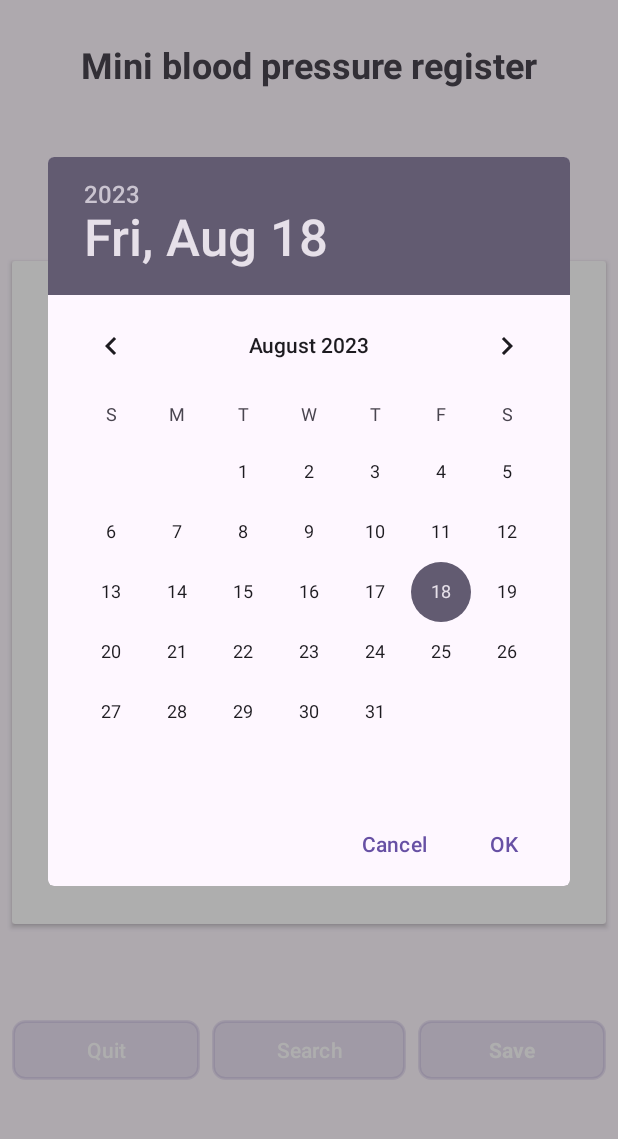
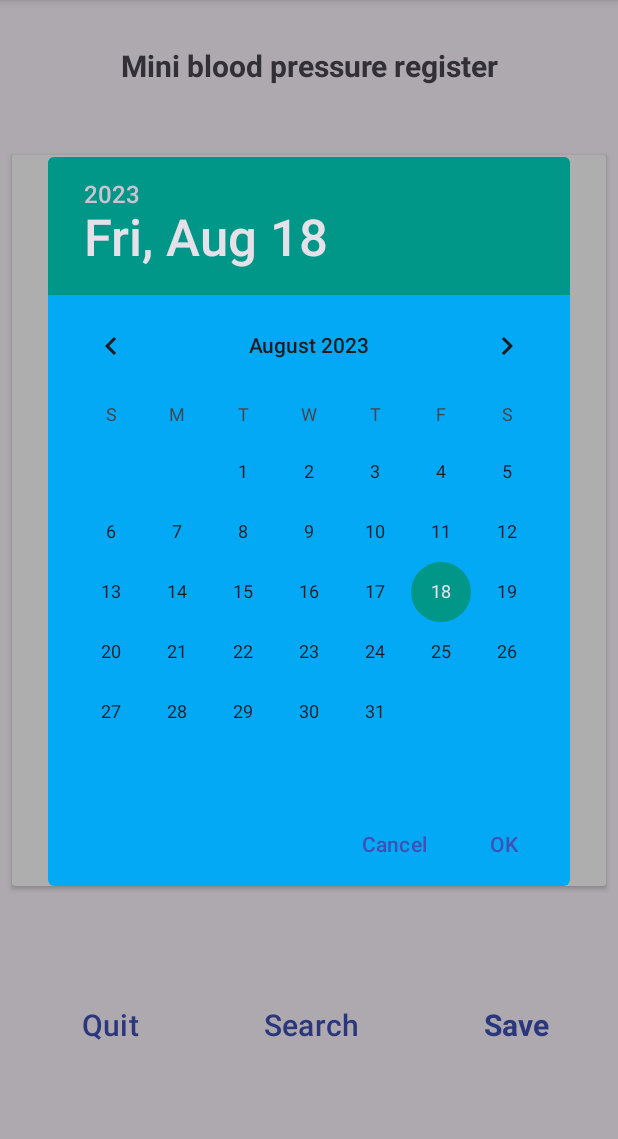
Before and after one commit to huba79/BPRegister, an Android app: the screen it shows after launch (MainActivity), after a tap on an icon or button, on a phone screen of 412 x 824 dp, the part 96-1235 px from its top. Run offline under Robolectric (Android 15) with nearby library versions, the phone set to English and light mode, and no system bars.

Commit message:
Material3 Theme basics

```diff
--- a/app/src/main/java/com/example/bpregister/ui/MainActivity.kt
+++ b/app/src/main/java/com/example/bpregister/MainActivity.kt
@@ -3,23 +3,22 @@ package com.example.bpregister
 import android.app.DatePickerDialog
 import android.app.TimePickerDialog
 import android.icu.util.Calendar
-import androidx.appcompat.app.AppCompatActivity
 import android.os.Bundle
-import android.text.Editable
 import android.util.Log
 import android.view.LayoutInflater
 import android.widget.Toast
+import androidx.appcompat.app.AppCompatActivity
 import com.example.bpregister.databinding.ActivityMainBinding
 import com.example.bpregister.ui.BPItem
-import java.time.LocalDate
 import java.time.LocalDateTime
 import java.time.LocalTime
 import java.time.format.DateTimeFormatter
 
+
 class MainActivity : AppCompatActivity() {
-    lateinit var binding : ActivityMainBinding
-    lateinit var blodPressureDataset : BPItem
-    val repo = BPRepository
+    private lateinit var binding : ActivityMainBinding
+    private lateinit var blodPressureDataset : BPItem
+    private val repo = BPRepository
     override fun onCreate(savedInstanceState: Bundle?) {
         super.onCreate(savedInstanceState)
 
@@ -29,23 +28,23 @@ class MainActivity : AppCompatActivity() {
         val timePickerButton = binding.timePickerButton
 
         val calendar = Calendar.getInstance()
-        var year = calendar.get(Calendar.YEAR)
-        var month = calendar.get(Calendar.MONTH)
-        var day = calendar.get(Calendar.DAY_OF_MONTH)
+        val year = calendar.get(Calendar.YEAR)
+        val month = calendar.get(Calendar.MONTH)
+        val day = calendar.get(Calendar.DAY_OF_MONTH)
 
         var selectedDate = LocalDateTime.now()
         var selectedTime = LocalTime.now()
 
-        datePickerButton.text = "$year/${month+1}/$day"
+        datePickerButton.text = getString(R.string.date_visual_formatter, year, month + 1, day)
 
         timePickerButton.text = selectedDate.format(DateTimeFormatter.ofPattern("HH : mm"))
 
         datePickerButton.setOnClickListener {
             val pickerDialog = DatePickerDialog(this,
-                { view, pYear, pMonth, pDay ->
+                { _, pYear, pMonth, pDay ->
                     run {
                         Log.i("picker", "The selected date is: $pYear-${pMonth+1}-$pDay")
-                        datePickerButton.text = "$pYear-${pMonth+1}-$pDay"
+                        datePickerButton.text = getString(R.string.date_visual_formatter, year, month + 1, day)
 
                         var sMonth =  "${pMonth+ 1}"
                         if((pMonth)<9) {sMonth = "0${pMonth+1}" }
@@ -54,7 +53,7 @@ class MainActivity : AppCompatActivity() {
                         if((pDay)<9) {sDay = "0${pDay}" }
 
                         selectedDate = LocalDateTime.parse("$pYear-$sMonth-${sDay} 00:00",DateTimeFormatter.ofPattern("yyyy-MM-dd HH:mm"))
-                        Log.i("picker", "The date to save is: $pYear-${sMonth}-$sDay")
+                        Log.i("picker", "The date to save is: ${getString(R.string.date_visual_formatter, year, month + 1, day)}")
                     }
                 }, year, month, day
             )
@@ -70,7 +69,7 @@ class MainActivity : AppCompatActivity() {
                 { _,
                   pHour,
                   pMinute -> {
-                    timePickerButton.text = getString(R.string.selected_time, pHour, pMinute)
+                    timePickerButton.text = getString(R.string.time_visual_formatter, pHour, pMinute)
                     selectedTime=LocalTime.of(pHour,pMinute)
                   }
                 },
@@ -109,7 +108,7 @@ class MainActivity : AppCompatActivity() {
     private fun resetCardData(){
         binding.sistolicEdit.text.clear()
         binding.diastholicEdit.text.clear()
-        binding.datePickerButton.text=getText(R.string.date_picker_button_text)
-        binding.timePickerButton.text=getText(R.string.time_picker_button)
+        binding.datePickerButton.text=getText(R.string.date_picker_button_caption)
+        binding.timePickerButton.text=getText(R.string.time_picker_button_caption)
     }
 }
--- a/app/src/main/res/drawable/button_borders.xml
+++ b/app/src/main/res/drawable/button_borders.xml
@@ -4,11 +4,11 @@
         android:bottomRightRadius="8dp"
         android:topLeftRadius="8dp"
         android:topRightRadius="8dp" />
-    <solid android:color="@color/button" />
+<!--    <solid android:color="@android:color/transparent" />-->
 
     <stroke
         android:width="2dp"
-        android:color="@color/button" />
+        android:color="@color/bp_background" />
 
 <!--    <padding-->
 <!--        android:bottom="1dp"-->
--- a/app/src/main/res/drawable/text_borders.xml
+++ b/app/src/main/res/drawable/text_borders.xml
@@ -1,6 +1,6 @@
 <shape xmlns:android="http://schemas.android.com/apk/res/android">
     <corners
         android:radius="@dimen/item_corner_radius" />
-    <solid android:color="@color/accent" />
+<!--    <solid android:color="@color/bp" />-->
 
 </shape>
--- a/app/src/main/res/layout/activity_main.xml
+++ b/app/src/main/res/layout/activity_main.xml
@@ -1,6 +1,5 @@
 <?xml version="1.0" encoding="utf-8"?>
 <LinearLayout xmlns:android="http://schemas.android.com/apk/res/android"
-    xmlns:app="http://schemas.android.com/apk/res-auto"
     xmlns:tools="http://schemas.android.com/tools"
     android:id="@+id/mainLayout"
     android:layout_width="match_parent"
@@ -14,42 +13,45 @@
         android:layout_width="match_parent"
         android:layout_height="wrap_content"
         android:layout_marginHorizontal="@dimen/card_margin_horiz"
-        android:layout_marginVertical="24dp"
+        android:layout_marginVertical="@dimen/card_margin_vert"
         android:layout_weight="1"
         android:gravity="center|center_vertical"
         android:text="@string/greeting_message"
-        android:textSize="24sp"
+        android:textSize="@dimen/font_size_title"
         android:textStyle="bold" />
 
     <androidx.cardview.widget.CardView
         android:layout_width="match_parent"
         android:layout_height="wrap_content"
         android:layout_marginHorizontal="@dimen/card_margin_horiz"
-        android:layout_marginVertical="24dp"
-        android:layout_weight="1"
+        android:layout_marginVertical="@dimen/card_margin_vert"
+        android:layout_weight="4"
         android:paddingHorizontal="@dimen/card_padding_horiz"
         android:paddingVertical="@dimen/card_padding_vert">
 
         <LinearLayout
             android:layout_width="match_parent"
-            android:layout_height="match_parent"
+            android:layout_height="wrap_content"
+            android:layout_gravity="center"
             android:orientation="vertical">
 
             <TextView
                 android:id="@+id/cardTitleWiew2"
+                style="@style/MaterialAlertDialog.Material3.Title.Panel.CenterStacked"
                 android:layout_width="match_parent"
                 android:layout_height="wrap_content"
                 android:layout_marginHorizontal="@dimen/card_margin_horiz"
                 android:layout_marginVertical="@dimen/card_margin_vert"
                 android:gravity="center"
                 android:text="@string/registration_card_title"
-                android:textSize="24sp"
-                android:typeface="sans" />
+                android:textSize="@dimen/font_size_large" />
 
             <LinearLayout
                 android:id="@+id/labelLayout"
                 android:layout_width="match_parent"
                 android:layout_height="wrap_content"
+                android:layout_gravity="center"
+                android:layout_margin="8dp"
                 android:orientation="horizontal"
                 android:padding="8dp">
 
@@ -63,7 +65,7 @@
                     android:gravity="start|center_vertical"
                     android:paddingHorizontal="@dimen/text_item_padding_horiz"
                     android:text="@string/label_sistholic"
-                    android:textSize="20sp"
+                    android:textSize="@dimen/font_size_large"
                     android:textStyle="bold"
                     android:typeface="sans" />
 
@@ -74,10 +76,10 @@
                     android:layout_marginHorizontal="@dimen/text_item_margin_horiz"
                     android:layout_marginVertical="@dimen/text_item_margin_vert"
                     android:layout_weight="1"
-                    android:gravity="right|center_vertical"
+                    android:gravity="end|center_vertical"
                     android:paddingHorizontal="@dimen/text_item_padding_horiz"
                     android:text="@string/label_diastholic"
-                    android:textSize="20sp"
+                    android:textSize="@dimen/font_size_large"
                     android:textStyle="bold"
                     android:typeface="sans" />
             </LinearLayout>
@@ -87,6 +89,7 @@
                 android:layout_width="match_parent"
                 android:layout_height="wrap_content"
                 android:layout_gravity="center"
+                android:layout_margin="8dp"
                 android:layout_weight="1"
                 android:gravity="center"
                 android:orientation="horizontal"
@@ -94,16 +97,16 @@
 
                 <EditText
                     android:id="@+id/sistolicEdit"
+                    style="@android:style/Widget.Holo.EditText"
                     android:layout_width="0dp"
                     android:layout_height="@dimen/text_item_height"
                     android:layout_marginHorizontal="@dimen/text_item_margin_horiz"
                     android:layout_marginVertical="@dimen/text_item_margin_vert"
                     android:layout_weight="3"
-                    android:background="@drawable/text_borders"
                     android:ems="10"
                     android:gravity="center"
                     android:inputType="number"
-                    android:textSize="16sp"
+                    android:textSize="@dimen/font_size_large"
                     android:textStyle="bold"
                     android:typeface="sans" />
 
@@ -118,23 +121,23 @@
                     android:gravity="center"
                     android:includeFontPadding="true"
                     android:lines="1"
-                    android:text="/"
+                    android:text="@string/visual_separator"
                     android:textSize="24sp"
                     android:textStyle="bold"
                     android:typeface="sans" />
 
                 <EditText
                     android:id="@+id/diastholicEdit"
+                    style="@android:style/Widget.Holo.EditText"
                     android:layout_width="0dp"
                     android:layout_height="@dimen/text_item_height"
                     android:layout_marginHorizontal="@dimen/text_item_margin_horiz"
                     android:layout_marginVertical="@dimen/text_item_margin_vert"
                     android:layout_weight="3"
-                    android:background="@drawable/text_borders"
                     android:ems="10"
                     android:gravity="center"
                     android:inputType="number"
-                    android:textSize="16sp"
+                    android:textSize="@dimen/font_size_large"
                     android:textStyle="bold"
                     android:typeface="sans" />
             </LinearLayout>
@@ -144,6 +147,7 @@
                 android:layout_width="match_parent"
                 android:layout_height="wrap_content"
                 android:layout_gravity="center"
+                android:layout_margin="8dp"
                 android:layout_weight="1"
                 android:gravity="center"
                 android:orientation="horizontal"
@@ -152,23 +156,21 @@
                 <Button
                     android:id="@+id/datePickerButton"
                     android:layout_width="@dimen/text_item_width"
-                    android:layout_height="@dimen/text_item_height"
+                    android:layout_height="wrap_content"
                     android:layout_marginHorizontal="@dimen/text_item_margin_horiz"
                     android:layout_marginVertical="@dimen/text_item_margin_vert"
                     android:layout_weight="1"
-                    android:background="@drawable/button_borders"
-                    android:text="@string/date_picker_button_text" />
+                    android:textSize="@dimen/font_size_normal" />
 
                 <Button
                     android:id="@+id/timePickerButton"
                     android:layout_width="@dimen/text_item_width"
-                    android:layout_height="@dimen/text_item_height"
+                    android:layout_height="wrap_content"
                     android:layout_marginHorizontal="@dimen/text_item_margin_horiz"
                     android:layout_marginVertical="@dimen/text_item_margin_vert"
                     android:layout_weight="1"
-                    android:background="@drawable/button_borders"
                     android:gravity="center"
-                    android:text="@string/time_picker_button" />
+                    android:textSize="@dimen/font_size_normal" />
 
             </LinearLayout>
 
@@ -178,42 +180,51 @@
 
     <LinearLayout
         android:id="@+id/buttonsLayout"
+        style="?android:attr/buttonBarStyle"
         android:layout_width="match_parent"
         android:layout_height="wrap_content"
+        android:layout_margin="8dp"
         android:layout_marginVertical="24dp"
+        android:layout_weight="2"
         android:gravity="center"
         android:orientation="horizontal">
 
         <Button
             android:id="@+id/exitButton"
+            style="?android:attr/buttonBarNegativeButtonStyle"
             android:layout_width="wrap_content"
-            android:layout_height="@dimen/button_height"
+            android:layout_height="wrap_content"
             android:layout_gravity="center|center_horizontal"
             android:layout_marginHorizontal="@dimen/card_margin_horiz"
             android:layout_marginVertical="@dimen/card_margin_vert"
             android:layout_weight="1"
             android:background="@drawable/button_borders"
-            android:text="@string/button_exit" />
+            android:text="@string/button_exit"
+            android:textSize="@dimen/font_size_large" />
 
         <Button
             android:id="@+id/searchButton"
+            style="?android:attr/buttonBarPositiveButtonStyle"
             android:layout_width="wrap_content"
-            android:layout_height="@dimen/button_height"
+            android:layout_height="wrap_content"
             android:layout_gravity="center"
             android:layout_weight="1"
             android:background="@drawable/button_borders"
-            android:text="@android:string/search_go" />
+            android:text="@android:string/search_go"
+            android:textSize="@dimen/font_size_large" />
 
         <Button
             android:id="@+id/saveButton"
+            style="?android:attr/buttonBarPositiveButtonStyle"
             android:layout_width="wrap_content"
-            android:layout_height="@dimen/button_height"
+            android:layout_height="wrap_content"
             android:layout_marginHorizontal="@dimen/card_margin_horiz"
             android:layout_marginVertical="16dp"
             android:layout_weight="1"
             android:background="@drawable/button_borders"
             android:gravity="center"
             android:text="@string/button_save"
+            android:textSize="@dimen/font_size_large"
             android:textStyle="bold"
             android:typeface="sans" />
 
--- a/app/src/main/res/values/colors.xml
+++ b/app/src/main/res/values/colors.xml
@@ -2,6 +2,18 @@
 <resources>
     <color name="black">#FF000000</color>
     <color name="white">#FFFFFFFF</color>
-    <color name="accent">#FFDDEEDD</color>
-    <color name="button">#2266CC22</color>
+
+    <color name="bp_primary">#3F51B5</color>
+    <color name="bp_primary_variant">#03A9F4</color>
+    <color name="bp_text_on_primary">#FFEEEEEE</color>
+    <color name="bp_seconday">#009688</color>
+    <color name="bp_secondary_variant">#8BC34A</color>
+    <color name="bp_color_on_secondary">#FFEEEEEE</color>
+    <color name="bp_surface">#03A9F4</color>
+    <color name="bp_text_on_surface">#FFEEEEEE</color>
+<!--    <color name="bp_text_on_surface">#66222222</color>-->
+    <color name="bp_background">#66DDDDDD</color>
+    <color name="bp_text_on_background">#FFEEEEEE</color>
+    <color name="bp_error">#99DD4444</color>
+    <color name="bp_textOnError">#FFEEEEEE</color>
 </resources>
--- a/app/src/main/res/values/dimens.xml
+++ b/app/src/main/res/values/dimens.xml
@@ -26,6 +26,11 @@
     <dimen name="inner_item_margin_horiz_short">8dp</dimen>
     <dimen name="inner_item_margin_vert_short">8dp</dimen>
 
+    <dimen name="font_size_normal">16sp</dimen>
+    <dimen name="font_size_small">14sp</dimen>
+    <dimen name="font_size_large">20sp</dimen>
+    <dimen name="font_size_title">20sp</dimen>
+
 
 
 </resources>
--- a/app/src/main/res/values/strings.xml
+++ b/app/src/main/res/values/strings.xml
@@ -139,9 +139,11 @@
     <string name="label_diastholic">Diastholic</string>
     <string name="button_save">Save</string>
     <string name="button_exit">Quit</string>
-    <string name="date_picker_button_text">Pick a date!</string>
-    <string name="time_picker_button">Pick a time!</string>
+    <string name="time_picker_button_caption">Pick a time!</string>
+    <string name="date_picker_button_caption">Pick a date!</string>
     <string name="blood_pressure_values_saved_successfully">Blood pressure values saved successfully!</string>
     <string name="error_saving_data">Error saving data</string>
-    <string name="selected_time" translatable="false">%1$d : %2$d</string>
+    <string name="time_visual_formatter" translatable="false">%1$d : %2$d</string>
+    <string name="date_visual_formatter" translatable="false">%1$d/%2$d/%3$d</string>
+    <string name="visual_separator">/</string>
 </resources>
--- a/app/src/main/res/values/themes.xml
+++ b/app/src/main/res/values/themes.xml
@@ -1,8 +1,19 @@
-<resources xmlns:tools="http://schemas.android.com/tools">
+<resources>
     <!-- Base application theme. -->
-    <style name="Base.Theme.BPRegister" parent="Theme.Material3.DayNight.NoActionBar">
+    <style name="Base.Theme.BPRegister" parent="Theme.Material3.DayNight">
         <!-- Customize your light theme here. -->
-        <!-- <item name="colorPrimary">@color/my_light_primary</item> -->
+        <item name="colorPrimary">@color/bp_primary</item>
+        <item name="colorPrimaryVariant">@color/bp_primary_variant</item>
+        <item name="colorOnPrimary">@color/bp_text_on_primary</item>
+        <item name="colorSecondary">@color/bp_seconday</item>
+        <item name="colorSecondaryVariant">@color/bp_secondary_variant</item>
+        <item name="colorOnSecondary">@color/bp_color_on_secondary</item>
+        <item name="colorSurface">@color/bp_surface</item>
+        <item name="colorOnSurface">@color/bp_text_on_surface</item>
+        <item name="colorBackgroundFloating">@color/bp_background</item>
+        <item name="colorOnBackground">@color/bp_text_on_background</item>
+        <item name="colorError">@color/bp_error</item>
+        <item name="colorOnError">@color/bp_textOnError</item>
     </style>
 
     <style name="Theme.BPRegister" parent="Base.Theme.BPRegister" />
```
Also changed, not shown: app/build.gradle.kts (+4 -4 lines), 1 other file.
